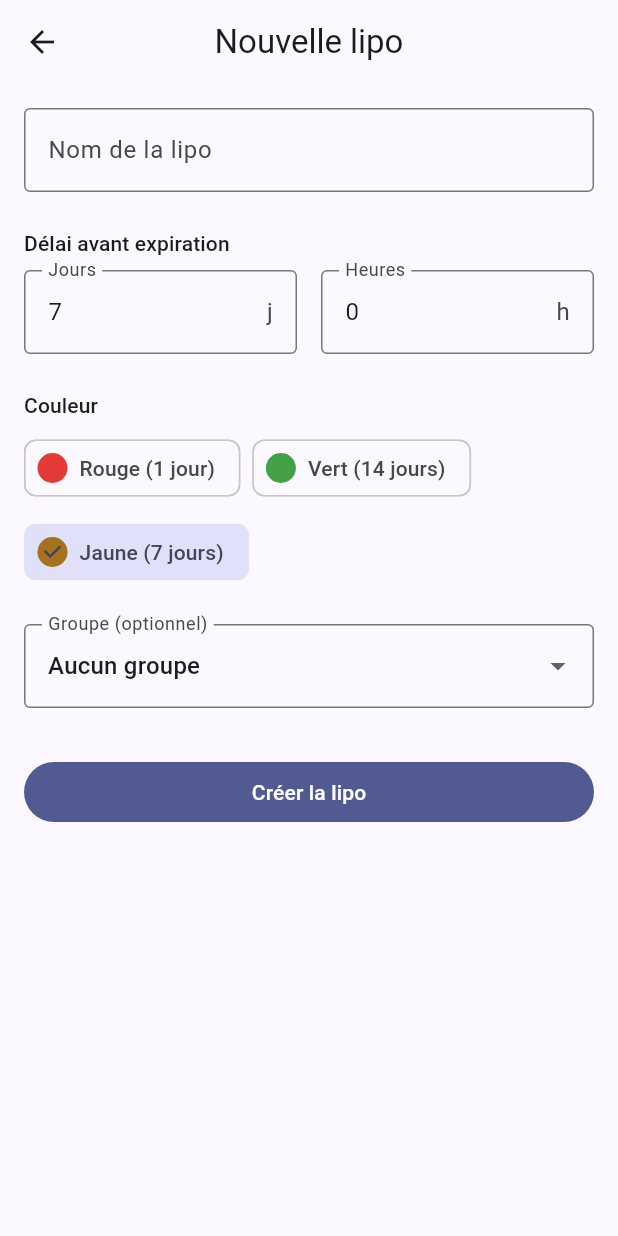
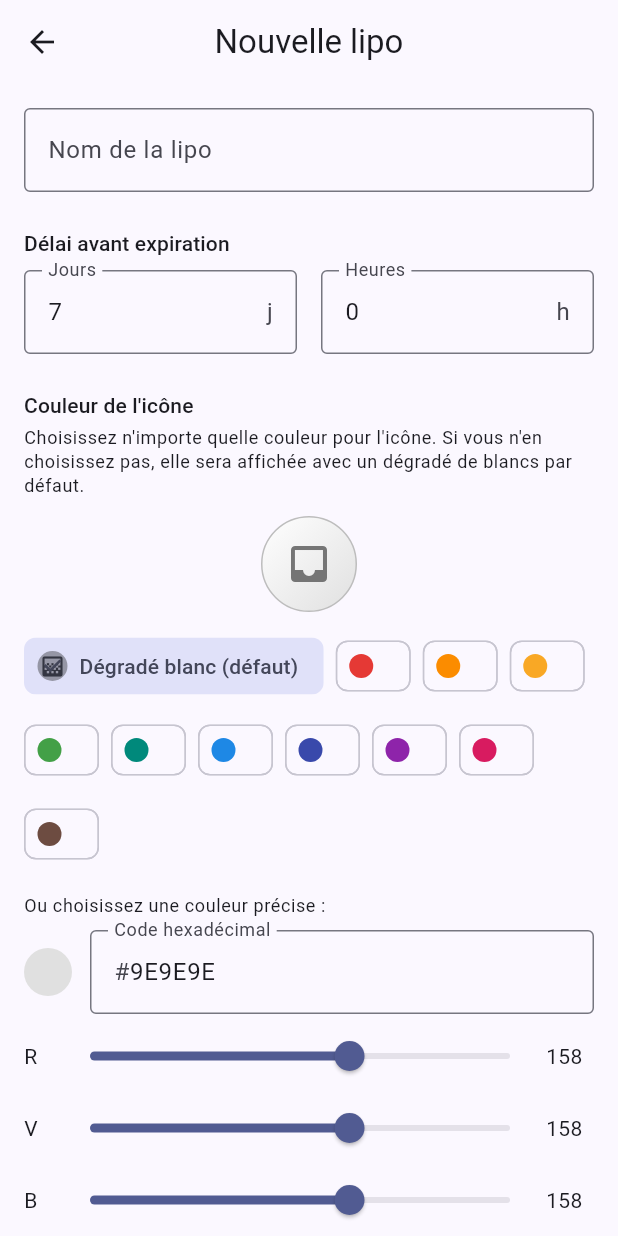
Before and after one commit to Antwhyno/TiTor, a Flutter app: the AddEditBoxScreen screen opened directly, on a phone screen of 412 x 824 dp. Run offline on Flutter 3.47's test engine with Material 3 defaults, Android fonts, the phone set to English and light mode, and no system bars; our stand-ins replace equatable, flutter_bloc, flutter_local_notifications, sqflite, timezone; accounts and stored records are empty.

Commit message:
Couleur libre pour l'icone a la creation, degrade blanc par defaut
- Nouveau champ BoxModel.iconColorValue (ARGB, persiste) : couleur libre
  choisie pour l'icone d'une lipo, independante de la categorie
  rouge/jaune/vert (qui ne pilote plus que la duree par defaut du
  chronometre)
- Migration base de donnees v2 -> v3 : ajout de la colonne icon_color
- IconColorPickerField : nouveau selecteur (teintes rapides, code
  hexadecimal, curseurs RVB) permettant de choisir n'importe quelle
  couleur, ou de revenir au degrade blanc par defaut
- LipoIconAvatar : widget d'avatar reutilisable, degrade blanc si
  aucune couleur d'icone n'est choisie
- add_edit_box_screen.dart : nouvelle section 'Couleur de l'icone' avec
  apercu en direct, a la creation et a l'edition
- box_card.dart et box_detail_screen.dart utilisent desormais cet
  avatar pour l'icone (fond de case toujours pilote par la proximite
  d'expiration, inchange)
- AddBoxRequested/UpdateBoxRequested transportent desormais iconColor

```diff
--- a/lib/blocs/box/box_bloc.dart
+++ b/lib/blocs/box/box_bloc.dart
@@ -77,6 +77,7 @@ class BoxBloc extends Bloc<BoxEvent, BoxState> {
         groupId: event.groupId,
         customDuration:
             event.customDuration, // 1. Prise en compte de la durée saisie
+        iconColor: event.iconColor,
       );
 
       await _repository.insert(newBox);
@@ -124,6 +125,8 @@ class BoxBloc extends Bloc<BoxEvent, BoxState> {
         clearIconFontPackage: event.icon.fontPackage == null,
         groupId: event.groupId,
         clearGroup: event.clearGroup,
+        iconColorValue: event.iconColor?.toARGB32(),
+        clearIconColor: event.iconColor == null,
       );
       final BoxModel finalBox = updatedBox.color == event.color
           ? updatedBox
--- a/lib/blocs/box/box_event.dart
+++ b/lib/blocs/box/box_event.dart
@@ -24,17 +24,22 @@ class AddBoxRequested extends BoxEvent {
   final String? groupId;
   final Duration? customDuration; // <-- Nouveau champ optionnel
 
+  /// Couleur libre choisie pour l'icône (`null` = dégradé blanc par
+  /// défaut).
+  final Color? iconColor;
+
   const AddBoxRequested({
     required this.name,
     required this.icon,
     required this.color,
     this.groupId,
     this.customDuration, // <-- Paramètre optionnel
+    this.iconColor,
   });
 
   @override
   List<Object?> get props =>
-      <Object?>[name, icon, color, groupId, customDuration];
+      <Object?>[name, icon, color, groupId, customDuration, iconColor];
 }
 
 /// Demande la modification d'une lipo existante (nom, icône, groupe).
@@ -46,6 +51,10 @@ class UpdateBoxRequested extends BoxEvent {
   final String? groupId;
   final bool clearGroup;
 
+  /// Couleur libre choisie pour l'icône (`null` = dégradé blanc par
+  /// défaut).
+  final Color? iconColor;
+
   const UpdateBoxRequested({
     required this.boxId,
     required this.name,
@@ -53,11 +62,12 @@ class UpdateBoxRequested extends BoxEvent {
     required this.color,
     this.groupId,
     this.clearGroup = false,
+    this.iconColor,
   });
 
   @override
   List<Object?> get props =>
-      <Object?>[boxId, name, icon, color, groupId, clearGroup];
+      <Object?>[boxId, name, icon, color, groupId, clearGroup, iconColor];
 }
 
 /// Demande le changement de couleur d'une lipo : recalcule
--- a/lib/models/box_model.dart
+++ b/lib/models/box_model.dart
@@ -24,6 +24,12 @@ class BoxModel {
   /// automatiquement en fonction du temps restant avant expiration.
   final int? manualColorValue;
 
+  /// Couleur libre de l'icône, choisie par l'utilisateur à la création
+  /// de la lipo (valeur ARGB). `null` signifie qu'aucune couleur n'a
+  /// été choisie : l'icône est alors affichée avec un dégradé de
+  /// blancs par défaut.
+  final int? iconColorValue;
+
   BoxModel({
     required this.id,
     required this.name,
@@ -35,6 +41,7 @@ class BoxModel {
     required this.createdAt,
     required this.expiresAt,
     this.manualColorValue,
+    this.iconColorValue,
   }) {
     // Validation des invariants (Programmation défensive)
     if (id.trim().isEmpty) {
@@ -61,6 +68,7 @@ class BoxModel {
     String? groupId,
     DateTime? now,
     Duration? customDuration,
+    Color? iconColor,
   }) {
     final DateTime creationDate = now ?? DateTime.now();
     final Duration duration = customDuration ?? color.reminderDuration;
@@ -75,6 +83,7 @@ class BoxModel {
       createdAt: creationDate,
       expiresAt: creationDate
           .add(duration), // <-- Utilise la variable duration calculée
+      iconColorValue: iconColor?.toARGB32(),
     );
   }
 
@@ -101,6 +110,17 @@ class BoxModel {
   /// `null` si aucune couleur manuelle n'est définie.
   Color? get manualColor =>
       manualColorValue != null ? Color(manualColorValue!) : null;
+
+  /// Indique si une couleur d'icône a été choisie par l'utilisateur à
+  /// la création (ou modifiée depuis). Si `false`, l'icône doit être
+  /// affichée avec le dégradé de blancs par défaut.
+  bool get hasIconColor => iconColorValue != null;
+
+  /// Couleur libre de l'icône, reconstituée depuis sa valeur ARGB
+  /// stockée, ou `null` si aucune couleur n'a été choisie (dégradé de
+  /// blancs par défaut).
+  Color? get iconColor =>
+      iconColorValue != null ? Color(iconColorValue!) : null;
 
   /// Couleur de fond à afficher pour cette lipo (carte, panneau...).
   ///
@@ -135,6 +155,17 @@ class BoxModel {
     return copyWith(clearManualColor: true);
   }
 
+  /// Crée une copie avec une couleur d'icône forcée.
+  BoxModel withIconColor(Color color) {
+    return copyWith(iconColorValue: color.toARGB32());
+  }
+
+  /// Crée une copie sans couleur d'icône choisie : l'icône revient au
+  /// dégradé de blancs par défaut.
+  BoxModel clearIconColor() {
+    return copyWith(clearIconColor: true);
+  }
+
   /// Crée une copie de l'instance en modifiant certains champs.
   ///
   /// Utilisez [clearIconFontPackage] à true pour effacer le package d'icône.
@@ -153,6 +184,8 @@ class BoxModel {
     DateTime? expiresAt,
     int? manualColorValue,
     bool clearManualColor = false,
+    int? iconColorValue,
+    bool clearIconColor = false,
   }) {
     final BoxColorType newColor = color ?? this.color;
 
@@ -178,6 +211,9 @@ class BoxModel {
       manualColorValue: clearManualColor
           ? null
           : (manualColorValue ?? this.manualColorValue),
+      iconColorValue: clearIconColor
+          ? null
+          : (iconColorValue ?? this.iconColorValue),
     );
   }
 
@@ -202,6 +238,7 @@ class BoxModel {
       'created_at': createdAt.toIso8601String(),
       'expires_at': expiresAt.toIso8601String(),
       'manual_color': manualColorValue,
+      'icon_color': iconColorValue,
     };
   }
 
@@ -250,6 +287,11 @@ class BoxModel {
         ? rawManualColor
         : (rawManualColor is String ? int.tryParse(rawManualColor) : null);
 
+    final Object? rawIconColor = map['icon_color'];
+    final int? iconColorValue = rawIconColor is int
+        ? rawIconColor
+        : (rawIconColor is String ? int.tryParse(rawIconColor) : null);
+
     return BoxModel(
       id: rawId,
       name: rawName,
@@ -261,6 +303,7 @@ class BoxModel {
       createdAt: createdAt,
       expiresAt: expiresAt,
       manualColorValue: manualColorValue,
+      iconColorValue: iconColorValue,
     );
   }
 
--- a/lib/screens/add_edit_box_screen.dart
+++ b/lib/screens/add_edit_box_screen.dart
@@ -11,6 +11,7 @@ import '../models/box_group_model.dart';
 import '../models/box_model.dart';
 import '../widgets/color_picker_field.dart';
 import '../widgets/group_selector_field.dart';
+import '../widgets/icon_color_picker_field.dart';
 
 class AddEditBoxScreen extends StatefulWidget {
   final BoxModel? existingBox;
@@ -28,6 +29,7 @@ class _AddEditBoxScreenState extends State<AddEditBoxScreen> {
   late final TextEditingController _hoursController;
   late IconData _selectedIcon;
   late BoxColorType _selectedColor;
+  Color? _selectedIconColor;
   String? _selectedGroupId;
 
   bool get _isEditing => widget.existingBox != null;
@@ -39,6 +41,7 @@ class _AddEditBoxScreenState extends State<AddEditBoxScreen> {
     _nameController = TextEditingController(text: box?.name ?? '');
     _selectedIcon = box?.icon ?? Icons.inbox;
     _selectedColor = box?.color ?? BoxColorType.yellow;
+    _selectedIconColor = box?.iconColor;
     _selectedGroupId = box?.groupId;
 
     // Initialisation des champs de durée
@@ -116,6 +119,7 @@ class _AddEditBoxScreenState extends State<AddEditBoxScreen> {
           color: _selectedColor,
           groupId: _selectedGroupId,
           customDuration: customDuration,
+          iconColor: _selectedIconColor,
         ),
       );
     } else {
@@ -127,6 +131,7 @@ class _AddEditBoxScreenState extends State<AddEditBoxScreen> {
           color: _selectedColor,
           groupId: _selectedGroupId,
           clearGroup: _selectedGroupId == null,
+          iconColor: _selectedIconColor,
         ),
       );
     }
@@ -206,8 +211,41 @@ class _AddEditBoxScreenState extends State<AddEditBoxScreen> {
                 const SizedBox(height: 24),
 
                 Text(
-                  'Couleur',
+                  'Couleur de l\'icône',
                   style: Theme.of(context).textTheme.titleSmall,
+                ),
+                const SizedBox(height: 4),
+                Text(
+                  'Choisissez n\'importe quelle couleur pour l\'icône. Si '
+                  'vous n\'en choisissez pas, elle sera affichée avec un '
+                  'dégradé de blancs par défaut.',
+                  style: Theme.of(context).textTheme.bodySmall,
+                ),
+                const SizedBox(height: 12),
+                Center(
+                  child: _IconPreview(
+                    icon: _selectedIcon,
+                    color: _selectedIconColor,
+                  ),
+                ),
+                const SizedBox(height: 12),
+                IconColorPickerField(
+                  selected: _selectedIconColor,
+                  onChanged: (Color? color) {
+                    setState(() => _selectedIconColor = color);
+                  },
+                ),
+                const SizedBox(height: 24),
+
+                Text(
+                  'Catégorie (durée du chronomètre)',
+                  style: Theme.of(context).textTheme.titleSmall,
+                ),
+                const SizedBox(height: 4),
+                Text(
+                  'Sans effet sur la couleur de l\'icône : sert uniquement '
+                  'à préremplir une durée de chronomètre courante.',
+                  style: Theme.of(context).textTheme.bodySmall,
                 ),
                 const SizedBox(height: 8),
                 ColorPickerField(
@@ -237,3 +275,41 @@ class _AddEditBoxScreenState extends State<AddEditBoxScreen> {
     );
   }
 }
+
+/// Aperçu de l'icône avec sa couleur (ou le dégradé blanc par défaut),
+/// utilisé pendant la création/modification, avant qu'une [BoxModel]
+/// complète n'existe.
+class _IconPreview extends StatelessWidget {
+  final IconData icon;
+  final Color? color;
+
+  const _IconPreview({required this.icon, required this.color});
+
+  static const Gradient _defaultGradient = LinearGradient(
+    begin: Alignment.topLeft,
+    end: Alignment.bottomRight,
+    colors: <Color>[Colors.white, Color(0xFFE0E0E0)],
+  );
+
+  @override
+  Widget build(BuildContext context) {
+    return Container(
+      width: 64,
+      height: 64,
+      alignment: Alignment.center,
+      decoration: BoxDecoration(
+        shape: BoxShape.circle,
+        color: color?.withValues(alpha: 0.2),
+        gradient: color == null ? _defaultGradient : null,
+        border: color == null
+            ? Border.all(color: const Color(0xFFBDBDBD))
+            : null,
+      ),
+      child: Icon(
+        icon,
+        size: 32,
+        color: color ?? const Color(0xFF757575),
+      ),
+    );
+  }
+}
--- a/lib/screens/box_detail_screen.dart
+++ b/lib/screens/box_detail_screen.dart
@@ -12,6 +12,7 @@ import '../widgets/box_color_ticker.dart';
 import '../widgets/color_picker_field.dart';
 import '../widgets/confirm_delete_dialog.dart';
 import '../widgets/countdown_timer_widget.dart';
+import '../widgets/lipo_icon_avatar.dart';
 import '../widgets/manual_color_picker_field.dart';
 import 'add_edit_box_screen.dart';
 
@@ -111,19 +112,27 @@ class BoxDetailScreen extends StatelessWidget {
                       borderRadius: BorderRadius.circular(16),
                     ),
                     child: Center(
-                      child: CircleAvatar(
-                        radius: 40,
-                        backgroundColor:
-                            box.color.materialColor.withValues(alpha: 0.2),
-                        child: Icon(
-                          box.icon,
-                          size: 40,
-                          color: box.color.materialColor,
-                        ),
-                      ),
+                      child: LipoIconAvatar(box: box, radius: 40),
                     ),
                   );
                 },
+              ),
+              const SizedBox(height: 8),
+              Center(
+                child: Text(
+                  box.hasIconColor
+                      ? 'Couleur de l\'icône personnalisée'
+                      : 'Icône en dégradé blanc (couleur non choisie)',
+                  style: Theme.of(context).textTheme.bodySmall,
+                ),
+              ),
+              const SizedBox(height: 8),
+              Center(
+                child: TextButton.icon(
+                  onPressed: () => _openEditScreen(context, box),
+                  icon: const Icon(Icons.palette_outlined, size: 18),
+                  label: const Text('Changer la couleur de l\'icône'),
+                ),
               ),
               const SizedBox(height: 16),
               Center(child: CountdownTimerWidget(expiresAt: box.expiresAt)),
@@ -137,7 +146,17 @@ class BoxDetailScreen extends StatelessWidget {
                 value: dateFormat.format(box.expiresAt),
               ),
               const SizedBox(height: 24),
-              Text('Couleur', style: Theme.of(context).textTheme.titleSmall),
+              Text(
+                'Catégorie (durée du chronomètre)',
+                style: Theme.of(context).textTheme.titleSmall,
+              ),
+              const SizedBox(height: 4),
+              Text(
+                'Change uniquement la durée par défaut du chronomètre '
+                'associée à cette catégorie. Sans effet sur l\'icône ni '
+                'sur la couleur de fond.',
+                style: Theme.of(context).textTheme.bodySmall,
+              ),
               const SizedBox(height: 8),
               ColorPickerField(
                 selected: box.color,
@@ -161,9 +180,8 @@ class BoxDetailScreen extends StatelessWidget {
               Text(
                 'Par défaut, la couleur de fond de cette lipo évolue '
                 'automatiquement à mesure que la date d\'expiration '
-                'approche (du vert au rouge). L\'icône, elle, garde '
-                'toujours la couleur choisie ci-dessus. Vous pouvez '
-                'forcer la couleur de fond manuellement ci-dessous.',
+                'approche (du vert au rouge). Vous pouvez forcer une '
+                'couleur de fond manuellement ci-dessous.',
                 style: Theme.of(context).textTheme.bodySmall,
               ),
               const SizedBox(height: 8),
--- /dev/null
+++ b/lib/widgets/icon_color_picker_field.dart
@@ -0,0 +1,230 @@
+import 'package:flutter/material.dart';
+
+/// Sélecteur de couleur libre pour l'icône d'une lipo.
+///
+/// Contrairement à [ColorPickerField] (qui ne propose que trois
+/// couleurs liées à la durée du chronomètre), ce sélecteur permet de
+/// choisir n'importe quelle couleur pour l'icône : quelques teintes
+/// rapides, un code couleur hexadécimal, ou des curseurs rouge/vert/
+/// bleu. Ne rien choisir laisse l'icône avec un dégradé de blancs par
+/// défaut.
+class IconColorPickerField extends StatefulWidget {
+  /// Couleur actuellement choisie, ou `null` pour le dégradé blanc
+  /// par défaut.
+  final Color? selected;
+
+  /// Appelé avec la couleur choisie, ou `null` pour revenir au
+  /// dégradé blanc par défaut.
+  final ValueChanged<Color?> onChanged;
+
+  const IconColorPickerField({
+    super.key,
+    required this.selected,
+    required this.onChanged,
+  });
+
+  @override
+  State<IconColorPickerField> createState() => _IconColorPickerFieldState();
+}
+
+class _IconColorPickerFieldState extends State<IconColorPickerField> {
+  static const List<Color> _quickSwatches = <Color>[
+    Color(0xFFE53935),
+    Color(0xFFFB8C00),
+    Color(0xFFF9A825),
+    Color(0xFF43A047),
+    Color(0xFF00897B),
+    Color(0xFF1E88E5),
+    Color(0xFF3949AB),
+    Color(0xFF8E24AA),
+    Color(0xFFD81B60),
+    Color(0xFF6D4C41),
+  ];
+
+  static const Color _defaultWorkingColor = Color(0xFF9E9E9E);
+
+  late TextEditingController _hexController;
+  late Color _workingColor;
+
+  @override
+  void initState() {
+    super.initState();
+    _workingColor = widget.selected ?? _defaultWorkingColor;
+    _hexController = TextEditingController(text: _colorToHex(_workingColor));
+  }
+
+  @override
+  void didUpdateWidget(covariant IconColorPickerField oldWidget) {
+    super.didUpdateWidget(oldWidget);
+    if (oldWidget.selected != widget.selected) {
+      final Color next = widget.selected ?? _defaultWorkingColor;
+      if (next.toARGB32() != _workingColor.toARGB32()) {
+        _workingColor = next;
+        _hexController.text = _colorToHex(_workingColor);
+      }
+    }
+  }
+
+  @override
+  void dispose() {
+    _hexController.dispose();
+    super.dispose();
+  }
+
+  String _colorToHex(Color color) {
+    return color
+        .toARGB32()
+        .toRadixString(16)
+        .padLeft(8, '0')
+        .substring(2)
+        .toUpperCase();
+  }
+
+  void _applyColor(Color color) {
+    setState(() {
+      _workingColor = color;
+      _hexController.text = _colorToHex(color);
+    });
+    widget.onChanged(color);
+  }
+
+  void _onHexSubmitted(String value) {
+    final String cleaned = value.trim().replaceFirst('#', '');
+    if (cleaned.length == 6) {
+      final int? parsed = int.tryParse(cleaned, radix: 16);
+      if (parsed != null) {
+        _applyColor(Color(0xFF000000 | parsed));
+        return;
+      }
+    }
+    // Code invalide : on restaure le champ sur la couleur courante.
+    _hexController.text = _colorToHex(_workingColor);
+  }
+
+  void _updateChannel({int? r, int? g, int? b}) {
+    final Color base = _workingColor;
+    _applyColor(Color.fromARGB(
+      255,
+      r ?? (base.r * 255).round(),
+      g ?? (base.g * 255).round(),
+      b ?? (base.b * 255).round(),
+    ));
+  }
+
+  @override
+  Widget build(BuildContext context) {
+    final bool isDefault = widget.selected == null;
+
+    return Column(
+      crossAxisAlignment: CrossAxisAlignment.start,
+      children: <Widget>[
+        Wrap(
+          spacing: 8,
+          runSpacing: 8,
+          children: <Widget>[
+            ChoiceChip(
+              label: const Text('Dégradé blanc (défaut)'),
+              avatar: const Icon(Icons.gradient, size: 18),
+              selected: isDefault,
+              onSelected: (bool value) {
+                if (value) {
+                  widget.onChanged(null);
+                }
+              },
+            ),
+            for (final Color swatch in _quickSwatches)
+              ChoiceChip(
+                label: const SizedBox.shrink(),
+                avatar: CircleAvatar(backgroundColor: swatch, radius: 10),
+                selected:
+                    !isDefault && widget.selected!.toARGB32() == swatch.toARGB32(),
+                onSelected: (bool value) {
+                  if (value) {
+                    _applyColor(swatch);
+                  }
+                },
+              ),
+          ],
+        ),
+        const SizedBox(height: 16),
+        Text(
+          'Ou choisissez une couleur précise :',
+          style: Theme.of(context).textTheme.bodySmall,
+        ),
+        const SizedBox(height: 8),
+        Row(
+          children: <Widget>[
+            CircleAvatar(
+              radius: 16,
+              backgroundColor: isDefault ? Colors.grey.shade300 : _workingColor,
+            ),
+            const SizedBox(width: 12),
+            Expanded(
+              child: TextField(
+                controller: _hexController,
+                maxLength: 6,
+                textCapitalization: TextCapitalization.characters,
+                decoration: const InputDecoration(
+                  prefixText: '#',
+                  labelText: 'Code hexadécimal',
+                  counterText: '',
+                  border: OutlineInputBorder(),
+                ),
+                onSubmitted: _onHexSubmitted,
+                onEditingComplete: () => _onHexSubmitted(_hexController.text),
+              ),
+            ),
+          ],
+        ),
+        const SizedBox(height: 4),
+        _ColorChannelSlider(
+          label: 'R',
+          value: (_workingColor.r * 255).round(),
+          onChanged: (int v) => _updateChannel(r: v),
+        ),
+        _ColorChannelSlider(
+          label: 'V',
+          value: (_workingColor.g * 255).round(),
+          onChanged: (int v) => _updateChannel(g: v),
+        ),
+        _ColorChannelSlider(
+          label: 'B',
+          value: (_workingColor.b * 255).round(),
+          onChanged: (int v) => _updateChannel(b: v),
+        ),
+      ],
+    );
+  }
+}
+
+class _ColorChannelSlider extends StatelessWidget {
+  final String label;
+  final int value;
+  final ValueChanged<int> onChanged;
+
+  const _ColorChannelSlider({
+    required this.label,
+    required this.value,
+    required this.onChanged,
+  });
+
+  @override
+  Widget build(BuildContext context) {
+    return Row(
+      children: <Widget>[
+        SizedBox(width: 20, child: Text(label)),
+        Expanded(
+          child: Slider(
+            min: 0,
+            max: 255,
+            divisions: 255,
+            value: value.toDouble(),
+            label: value.toString(),
+            onChanged: (double v) => onChanged(v.round()),
+          ),
+        ),
+        SizedBox(width: 32, child: Text('$value')),
+      ],
+    );
+  }
+}
```
Also changed, not shown: lib/data/database_helper.dart (+11 -1 lines), lib/widgets/box_card.dart (+2 -10 lines), lib/widgets/lipo_icon_avatar.dart (added, +46 -0 lines).
